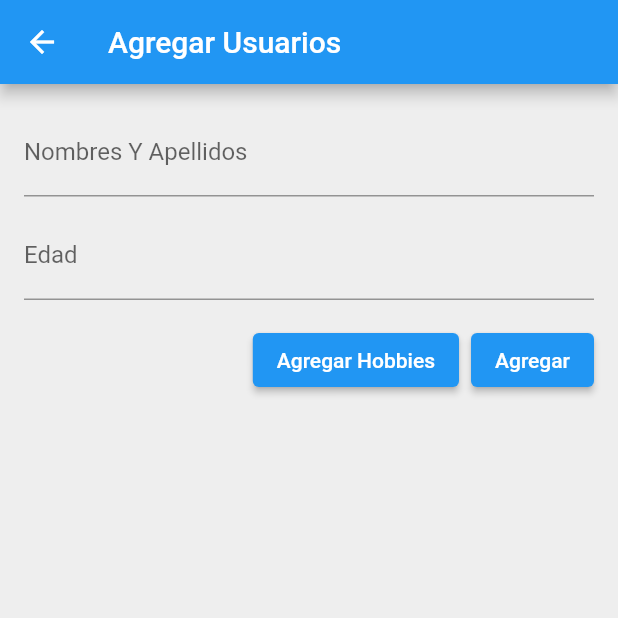
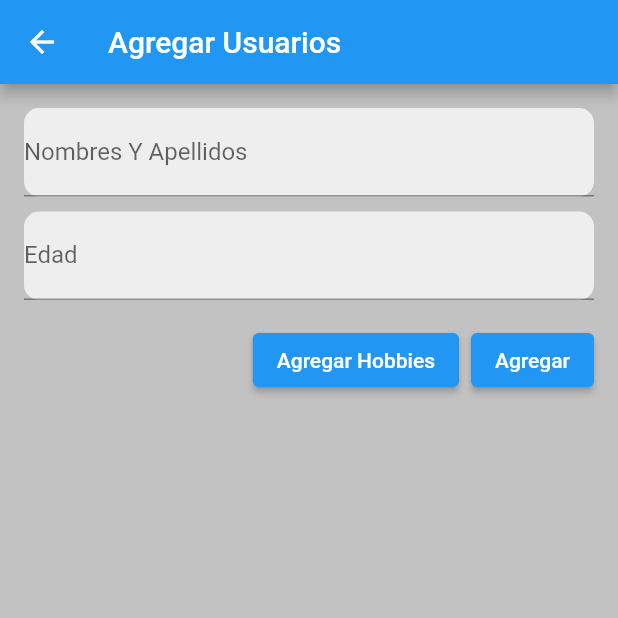
Before and after one commit to julibyjuliee/ucn-mobile-project, a Flutter app: the AddPage screen opened by its route, on a phone screen of 412 x 824 dp, the top half of it. Run offline on Flutter 3.47's test engine with Material 2 defaults, Android fonts, the phone set to English and light mode, and no system bars; our stand-ins replace charts_flutter, cloud_firestore, firebase_core; accounts and stored records are empty.

Commit message:
Se terminan ajusten en el UI

```diff
--- a/lib/pages/add_name.dart
+++ b/lib/pages/add_name.dart
@@ -26,7 +26,7 @@ class _AddPageState extends State<AddPage> {
   @override
   Widget build(BuildContext context) {
     return Scaffold(
-       backgroundColor: Colors.grey[200],
+      backgroundColor: Color.fromARGB(255, 194, 194, 194),
       appBar: AppBar(
         title: const Text('Agregar Usuarios'),
       ),
```
